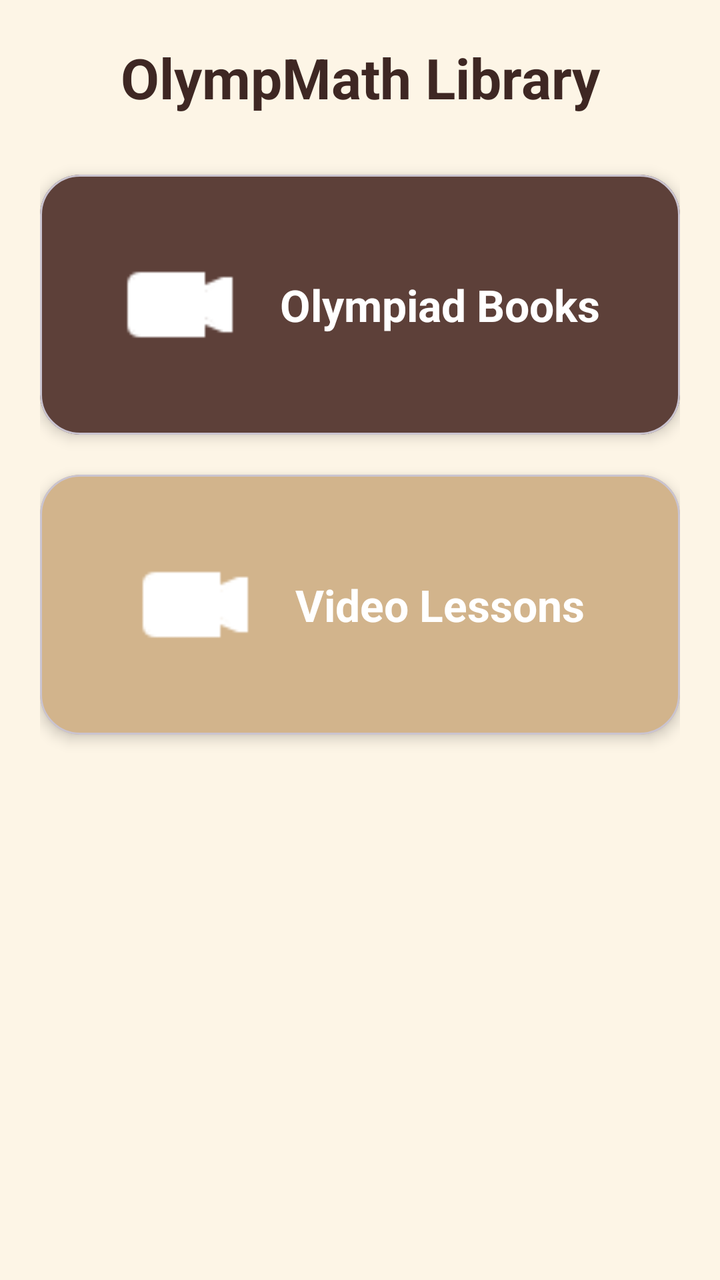
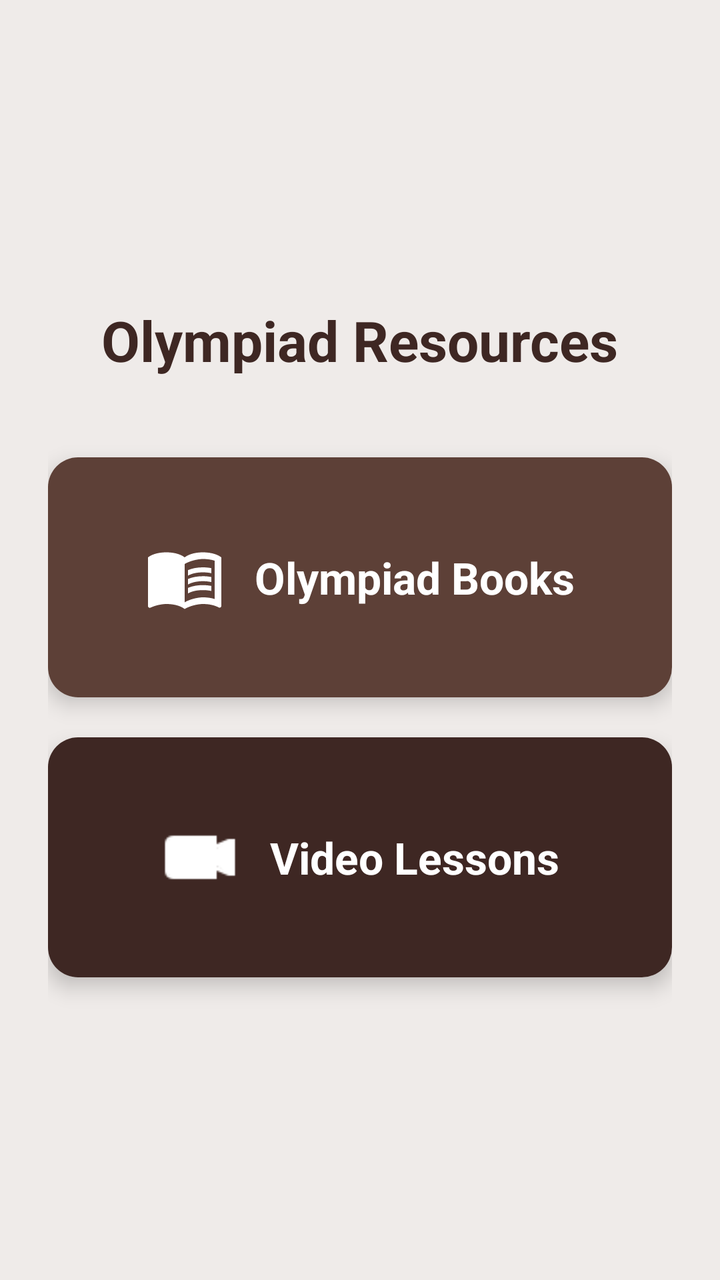

Before-and-after screenshots of an Android layout around one commit, followed by the original layout XML and the change that was made.
<!-- AndroidManifest.xml: application theme Theme.OlympMathMentor -->
<!-- res/layout/fragment_library.xml -->
<?xml version="1.0" encoding="utf-8"?>
<LinearLayout xmlns:android="http://schemas.android.com/apk/res/android"
    xmlns:app="http://schemas.android.com/apk/res-auto"
    android:layout_width="match_parent"
    android:layout_height="match_parent"
    android:orientation="vertical"
    android:padding="20dp"
    android:background="#FDF5E6">

    <TextView
        android:layout_width="match_parent"
        android:layout_height="wrap_content"
        android:text="OlympMath Library"
        android:textSize="28sp"
        android:textStyle="bold"
        android:textColor="#3E2723"
        android:gravity="center"
        android:layout_marginBottom="30dp"/>

    <com.google.android.material.card.MaterialCardView
        android:id="@+id/btnBooks"
        android:layout_width="match_parent"
        android:layout_height="130dp"
        android:layout_marginBottom="20dp"
        app:cardCornerRadius="20dp"
        app:cardElevation="4dp"
        app:cardBackgroundColor="#5D4039">

        <LinearLayout
            android:layout_width="match_parent"
            android:layout_height="match_parent"
            android:gravity="center"
            android:orientation="horizontal"
            android:padding="15dp">

            <ImageView
                android:layout_width="60dp"
                android:layout_height="60dp"
                android:src="@android:drawable/presence_video_online"
                app:tint="#FFFFFF" />

            <TextView
                android:layout_width="wrap_content"
                android:layout_height="wrap_content"
                android:text="Olympiad Books"
                android:textColor="#FFFFFF"
                android:textSize="22sp"
                android:textStyle="bold"
                android:layout_marginStart="20dp"/>
        </LinearLayout>
    </com.google.android.material.card.MaterialCardView>

    <com.google.android.material.card.MaterialCardView
        android:id="@+id/btnVideos"
        android:layout_width="match_parent"
        android:layout_height="130dp"
        app:cardCornerRadius="20dp"
        app:cardElevation="4dp"
        app:cardBackgroundColor="#D2B48C">

        <LinearLayout
            android:layout_width="match_parent"
            android:layout_height="match_parent"
            android:gravity="center"
            android:orientation="horizontal"
            android:padding="15dp">

            <ImageView
                android:layout_width="60dp"
                android:layout_height="60dp"
                android:src="@android:drawable/presence_video_online"
                app:tint="#FFFFFF" />

            <TextView
                android:layout_width="wrap_content"
                android:layout_height="wrap_content"
                android:text="Video Lessons"
                android:textColor="#FFFFFF"
                android:textSize="22sp"
                android:textStyle="bold"
                android:layout_marginStart="20dp"/>
        </LinearLayout>
    </com.google.android.material.card.MaterialCardView>

</LinearLayout>
<!-- resources referenced by this layout -->
<resources>
  <style name="Theme.OlympMathMentor" parent="Base.Theme.OlympMathMentor" />
  <style name="Base.Theme.OlympMathMentor" parent="Theme.Material3.DayNight.NoActionBar">
          
          
      </style>
</resources>

<!-- the commit's change to res/layout/fragment_library.xml (unified diff, before → after) -->
@@ -3,83 +3,73 @@
     xmlns:app="http://schemas.android.com/apk/res-auto"
     android:layout_width="match_parent"
     android:layout_height="match_parent"
+    android:background="@color/soft_beige"
     android:orientation="vertical"
-    android:padding="20dp"
-    android:background="#FDF5E6">
+    android:gravity="center"
+    android:padding="24dp">
 
     <TextView
-        android:layout_width="match_parent"
+        android:layout_width="wrap_content"
         android:layout_height="wrap_content"
-        android:text="OlympMath Library"
+        android:text="Olympiad Resources"
         android:textSize="28sp"
         android:textStyle="bold"
-        android:textColor="#3E2723"
-        android:gravity="center"
-        android:layout_marginBottom="30dp"/>
+        android:textColor="@color/deep_brown"
+        android:layout_marginBottom="40dp"/>
 
-    <com.google.android.material.card.MaterialCardView
-        android:id="@+id/btnBooks"
+    <androidx.cardview.widget.CardView
+        android:id="@+id/cardBooks"
         android:layout_width="match_parent"
-        android:layout_height="130dp"
+        android:layout_height="120dp"
         android:layout_marginBottom="20dp"
-        app:cardCornerRadius="20dp"
-        app:cardElevation="4dp"
-        app:cardBackgroundColor="#5D4039">
-
+        app:cardCornerRadius="15dp"
+        app:cardElevation="6dp">
         <LinearLayout
             android:layout_width="match_parent"
             android:layout_height="match_parent"
-            android:gravity="center"
-            android:orientation="horizontal"
-            android:padding="15dp">
-
+            android:background="@color/earth_brown"
+            android:gravity="center">
             <ImageView
-                android:layout_width="60dp"
-                android:layout_height="60dp"
-                android:src="@android:drawable/presence_video_online"
-                app:tint="#FFFFFF" />
-
+                android:layout_width="40dp"
+                android:layout_height="40dp"
+                android:src="@drawable/ic_book"
+                app:tint="#FFFFFF"
+                android:layout_marginEnd="15dp"/>
             <TextView
                 android:layout_width="wrap_content"
                 android:layout_height="wrap_content"
                 android:text="Olympiad Books"
                 android:textColor="#FFFFFF"
                 android:textSize="22sp"
-                android:textStyle="bold"
-                android:layout_marginStart="20dp"/>
+                android:textStyle="bold"/>
         </LinearLayout>
-    </com.google.android.material.card.MaterialCardView>
+    </androidx.cardview.widget.CardView>
 
-    <com.google.android.material.card.MaterialCardView
-        android:id="@+id/btnVideos"
+    <androidx.cardview.widget.CardView
+        android:id="@+id/cardVideos"
         android:layout_width="match_parent"
-        android:layout_height="130dp"
-        app:cardCornerRadius="20dp"
-        app:cardElevation="4dp"
-        app:cardBackgroundColor="#D2B48C">
-
+        android:layout_height="120dp"
+        app:cardCornerRadius="15dp"
+        app:cardElevation="6dp">
         <LinearLayout
             android:layout_width="match_parent"
             android:layout_height="match_parent"
-            android:gravity="center"
-            android:orientation="horizontal"
-            android:padding="15dp">
-
+            android:background="@color/deep_brown"
+            android:gravity="center">
             <ImageView
-                android:layout_width="60dp"
-                android:layout_height="60dp"
+                android:layout_width="40dp"
+                android:layout_height="40dp"
                 android:src="@android:drawable/presence_video_online"
-                app:tint="#FFFFFF" />
-
+                app:tint="#FFFFFF"
+                android:layout_marginEnd="15dp"/>
             <TextView
                 android:layout_width="wrap_content"
                 android:layout_height="wrap_content"
                 android:text="Video Lessons"
                 android:textColor="#FFFFFF"
                 android:textSize="22sp"
-                android:textStyle="bold"
-                android:layout_marginStart="20dp"/>
+                android:textStyle="bold"/>
         </LinearLayout>
-    </com.google.android.material.card.MaterialCardView>
+    </androidx.cardview.widget.CardView>
 
 </LinearLayout>
<!-- resource entries referenced after the edit -->
@@ -1,5 +1,20 @@
 <!-- resources referenced by this layout -->
 <resources>
+  <color name="deep_brown">#3E2723</color>
+  <color name="earth_brown">#5D4037</color>
+  <color name="soft_beige">#EFEBE9</color>
+  <!-- drawable ic_book (drawable) -->
+  <vector xmlns:android="http://schemas.android.com/apk/res/android" android:autoMirrored="true" android:height="24dp" android:tint="#E9ECF2" android:viewportHeight="24" android:viewportWidth="24" android:width="24dp">
+        
+      <path android:fillColor="@android:color/white" android:pathData="M21,5c-1.11,-0.35 -2.33,-0.5 -3.5,-0.5c-1.95,0 -4.05,0.4 -5.5,1.5c-1.45,-1.1 -3.55,-1.5 -5.5,-1.5S2.45,4.9 1,6v14.65c0,0.25 0.25,0.5 0.5,0.5c0.1,0 0.15,-0.05 0.25,-0.05C3.1,20.45 5.05,20 6.5,20c1.95,0 4.05,0.4 5.5,1.5c1.35,-0.85 3.8,-1.5 5.5,-1.5c1.65,0 3.35,0.3 4.75,1.05c0.1,0.05 0.15,0.05 0.25,0.05c0.25,0 0.5,-0.25 0.5,-0.5V6C22.4,5.55 21.75,5.25 21,5zM21,18.5c-1.1,-0.35 -2.3,-0.5 -3.5,-0.5c-1.7,0 -4.15,0.65 -5.5,1.5V8c1.35,-0.85 3.8,-1.5 5.5,-1.5c1.2,0 2.4,0.15 3.5,0.5V18.5z"/>
+        
+      <path android:fillColor="@android:color/white" android:pathData="M17.5,10.5c0.88,0 1.73,0.09 2.5,0.26V9.24C19.21,9.09 18.36,9 17.5,9c-1.7,0 -3.24,0.29 -4.5,0.83v1.66C14.13,10.85 15.7,10.5 17.5,10.5z"/>
+        
+      <path android:fillColor="@android:color/white" android:pathData="M13,12.49v1.66c1.13,-0.64 2.7,-0.99 4.5,-0.99c0.88,0 1.73,0.09 2.5,0.26V11.9c-0.79,-0.15 -1.64,-0.24 -2.5,-0.24C15.8,11.66 14.26,11.96 13,12.49z"/>
+        
+      <path android:fillColor="@android:color/white" android:pathData="M17.5,14.33c-1.7,0 -3.24,0.29 -4.5,0.83v1.66c1.13,-0.64 2.7,-0.99 4.5,-0.99c0.88,0 1.73,0.09 2.5,0.26v-1.52C19.21,14.41 18.36,14.33 17.5,14.33z"/>
+      
+  </vector>
   <style name="Theme.OlympMathMentor" parent="Base.Theme.OlympMathMentor" />
   <style name="Base.Theme.OlympMathMentor" parent="Theme.Material3.DayNight.NoActionBar">
           
